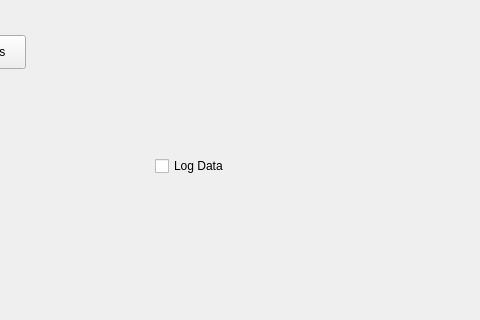
SDSURocketProject/FAR-MARS, file controlsoftware/mainwindow.ui: the form before one commit; both pictures show x 355 to 835 and y 171 to 491 of the 1280 by 720 pixel window.
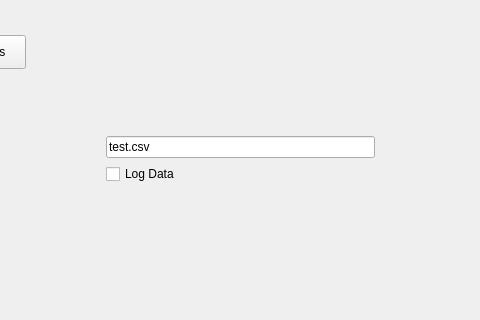
The form after the commit.

The edit to the form file:
```diff
--- a/controlsoftware/mainwindow.ui
+++ b/controlsoftware/mainwindow.ui
@@ -1871,18 +1871,31 @@
      </item>
     </layout>
    </widget>
-   <widget class="QCheckBox" name="logDataCheckbox">
+   <widget class="QWidget" name="">
     <property name="geometry">
      <rect>
-      <x>510</x>
-      <y>290</y>
-      <width>88</width>
-      <height>22</height>
+      <x>450</x>
+      <y>260</y>
+      <width>291</width>
+      <height>71</height>
      </rect>
     </property>
+    <layout class="QVBoxLayout" name="logLayout">
+     <item>
+      <widget class="QLineEdit" name="logFileNameBox">
+       <property name="text">
+        <string>test.csv</string>
+       </property>
+      </widget>
+     </item>
+     <item>
+      <widget class="QCheckBox" name="logDataCheckbox">
     <property name="text">
      <string>Log Data</string>
     </property>
+      </widget>
+     </item>
+    </layout>
    </widget>
   </widget>
   <widget class="QMenuBar" name="menuBar">
```
Lines whose indentation alone changed are shown as unchanged.
